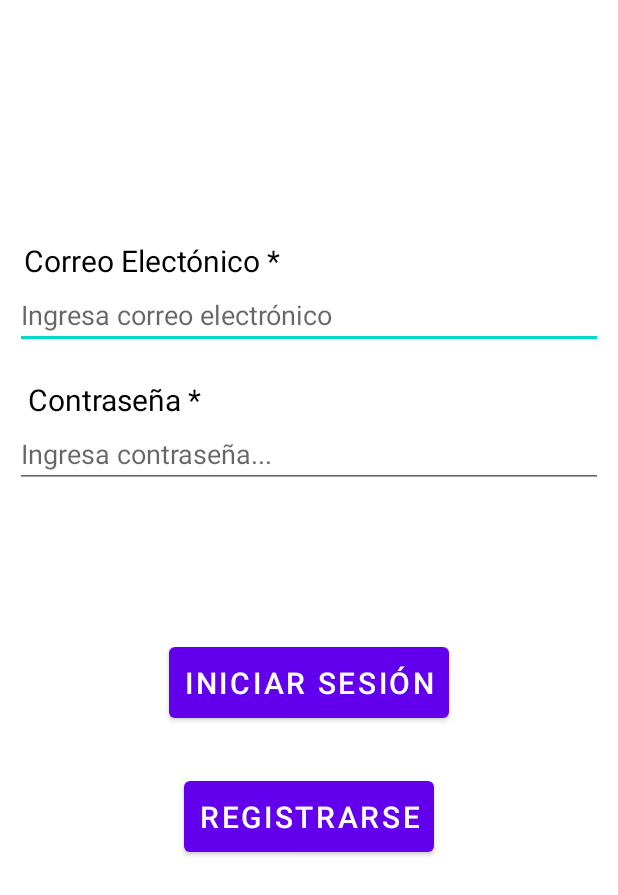
After one commit to lalofcaunam/serviciosocial_app, an Android app: the LoginActivity screen opened directly, with no data from a screen before it, on a phone screen of 412 x 824 dp. The commit adds this screen. Shown: the top 895 px of the screen. Run offline under Robolectric (Android 15) with nearby library versions, the phone set to English and light mode, and no system bars.

Commit message:
SplashScreen, Login Screen

```diff
--- a/front/EstudiaFCA/app/src/main/AndroidManifest.xml
+++ b/front/EstudiaFCA/app/src/main/AndroidManifest.xml
@@ -9,8 +9,10 @@
         android:roundIcon="@mipmap/ic_launcher_round"
         android:supportsRtl="true"
         android:theme="@style/Theme.EstudiaFCA">
+        <activity android:name=".Login.LoginActivity"></activity>
         <activity android:name=".HomeActivity"></activity>
-        <activity android:name=".MainActivity">
+        <activity android:name=".OnBoarding.MainActivity"></activity>
+        <activity android:name=".SplashActivity">
             <intent-filter>
                 <action android:name="android.intent.action.MAIN" />
 
--- /dev/null
+++ b/front/EstudiaFCA/app/src/main/java/com/lalofcaunam/estudiafca/Login/LoginActivity.java
@@ -0,0 +1,16 @@
+package com.lalofcaunam.estudiafca.Login;
+
+import androidx.appcompat.app.AppCompatActivity;
+
+import android.os.Bundle;
+
+import com.lalofcaunam.estudiafca.R;
+
+public class LoginActivity extends AppCompatActivity {
+
+    @Override
+    protected void onCreate(Bundle savedInstanceState) {
+        super.onCreate(savedInstanceState);
+        setContentView(R.layout.activity_login);
+    }
+}
--- a/front/EstudiaFCA/app/src/main/java/com/lalofcaunam/estudiafca/MainActivity.java
+++ b/front/EstudiaFCA/app/src/main/java/com/lalofcaunam/estudiafca/OnBoarding/MainActivity.java
@@ -1,11 +1,9 @@
-package com.lalofcaunam.estudiafca;
+package com.lalofcaunam.estudiafca.OnBoarding;
 
 import androidx.appcompat.app.AppCompatActivity;
 import androidx.core.content.ContextCompat;
-import androidx.viewpager.widget.ViewPager;
 import androidx.viewpager2.widget.ViewPager2;
 
-import android.content.Context;
 import android.content.Intent;
 import android.os.Bundle;
 import android.view.View;
@@ -14,6 +12,9 @@ import android.widget.ImageView;
 import android.widget.LinearLayout;
 
 import com.google.android.material.button.MaterialButton;
+import com.lalofcaunam.estudiafca.HomeActivity;
+import com.lalofcaunam.estudiafca.Login.LoginActivity;
+import com.lalofcaunam.estudiafca.R;
 
 import java.util.ArrayList;
 import java.util.List;
@@ -53,7 +54,7 @@ public class MainActivity extends AppCompatActivity {
                 if(onboardingViewPager.getCurrentItem() + 1 < onBoardingAdapter.getItemCount()){
                     onboardingViewPager.setCurrentItem(onboardingViewPager.getCurrentItem() + 1);
                 } else {
-                    startActivity(new Intent(getApplicationContext(), HomeActivity.class));
+                    startActivity(new Intent(getApplicationContext(), LoginActivity.class));
                     finish();
                 }
             }
--- a/front/EstudiaFCA/app/src/main/java/com/lalofcaunam/estudiafca/OnBoardingAdapter.java
+++ b/front/EstudiaFCA/app/src/main/java/com/lalofcaunam/estudiafca/OnBoarding/OnBoardingAdapter.java
@@ -1,4 +1,4 @@
-package com.lalofcaunam.estudiafca;
+package com.lalofcaunam.estudiafca.OnBoarding;
 
 import android.view.LayoutInflater;
 import android.view.View;
@@ -8,6 +8,8 @@ import android.widget.TextView;
 
 import androidx.annotation.NonNull;
 import androidx.recyclerview.widget.RecyclerView;
+
+import com.lalofcaunam.estudiafca.R;
 
 import java.util.List;
 
--- a/front/EstudiaFCA/app/src/main/java/com/lalofcaunam/estudiafca/OnBoardingItem.java
+++ b/front/EstudiaFCA/app/src/main/java/com/lalofcaunam/estudiafca/OnBoarding/OnBoardingItem.java
@@ -1,4 +1,4 @@
-package com.lalofcaunam.estudiafca;
+package com.lalofcaunam.estudiafca.OnBoarding;
 
 public class OnBoardingItem {
     private int image;
--- /dev/null
+++ b/front/EstudiaFCA/app/src/main/java/com/lalofcaunam/estudiafca/SplashActivity.java
@@ -0,0 +1,29 @@
+package com.lalofcaunam.estudiafca;
+
+import android.content.Intent;
+import android.os.Bundle;
+import android.os.Handler;
+
+import androidx.appcompat.app.AppCompatActivity;
+
+import com.lalofcaunam.estudiafca.OnBoarding.MainActivity;
+
+public class SplashActivity extends AppCompatActivity {
+
+    @Override
+    protected void onCreate(Bundle savedInstanceState) {
+        super.onCreate(savedInstanceState);
+        setContentView(R.layout.splash_screen);
+
+        new Handler().postDelayed(new Runnable() {
+            @Override
+            public void run() {
+                Intent intent = new Intent(SplashActivity.this, MainActivity.class);
+                startActivity(intent);
+                finish();
+            }
+        }, 2000);
+
+    }
+
+}
--- /dev/null
+++ b/front/EstudiaFCA/app/src/main/res/layout/activity_login.xml
@@ -0,0 +1,84 @@
+<?xml version="1.0" encoding="utf-8"?>
+<androidx.constraintlayout.widget.ConstraintLayout xmlns:android="http://schemas.android.com/apk/res/android"
+    xmlns:app="http://schemas.android.com/apk/res-auto"
+    xmlns:tools="http://schemas.android.com/tools"
+    android:layout_width="match_parent"
+    android:layout_height="match_parent"
+    tools:context=".Login.LoginActivity">
+
+
+    <TextView
+        android:id="@+id/textCorreo"
+        android:layout_width="wrap_content"
+        android:layout_height="wrap_content"
+        android:layout_marginLeft="10dp"
+        android:paddingTop="160dp"
+        android:text="Correo Electónico *"
+        android:textColor="@color/black"
+        android:textSize="20sp"
+        app:layout_constraintHorizontal_bias="0.026"
+        app:layout_constraintLeft_toLeftOf="parent"
+        app:layout_constraintRight_toRightOf="parent"
+        app:layout_constraintTop_toTopOf="parent" />
+
+    <EditText
+            android:id="@+id/editTextCorreo"
+            android:layout_width="match_parent"
+            android:layout_height="wrap_content"
+            android:layout_marginHorizontal="10dp"
+            android:hint="Ingresa correo electrónico"
+            app:layout_constraintStart_toStartOf="parent"
+            app:layout_constraintEnd_toEndOf="parent"
+            app:layout_constraintTop_toBottomOf="@+id/textCorreo" />
+
+    <TextView
+        android:id="@+id/textPassword"
+        android:layout_width="wrap_content"
+        android:layout_height="wrap_content"
+        android:layout_marginLeft="10dp"
+        android:text="Contraseña *"
+        android:textColor="@color/black"
+        android:textSize="20sp"
+        android:paddingTop="20dp"
+        app:layout_constraintEnd_toEndOf="parent"
+        app:layout_constraintHorizontal_bias="0.03"
+        app:layout_constraintStart_toStartOf="parent"
+        app:layout_constraintTop_toBottomOf="@+id/editTextCorreo" />
+
+    <EditText
+        android:id="@+id/editTextPassword"
+            android:layout_width="match_parent"
+            android:layout_height="wrap_content"
+            android:layout_marginHorizontal="10dp"
+            android:hint="Ingresa contraseña..."
+            app:layout_constraintStart_toStartOf="parent"
+            app:layout_constraintEnd_toEndOf="parent"
+            app:layout_constraintTop_toBottomOf="@+id/textPassword"/>
+
+    <Button
+        android:id="@+id/btnIniciarSesion"
+        android:layout_width="wrap_content"
+        android:layout_height="wrap_content"
+        android:text="Iniciar Sesión"
+        android:textSize="20sp"
+        android:padding="10dp"
+        android:layout_marginTop="100dp"
+        app:layout_constraintStart_toStartOf="parent"
+        app:layout_constraintEnd_toEndOf="parent"
+        app:layout_constraintTop_toBottomOf="@+id/editTextPassword"
+        />
+    <Button
+        android:id="@+id/btnRegistrarse"
+        android:layout_width="wrap_content"
+        android:layout_height="wrap_content"
+        android:text="Registrarse"
+        android:textSize="20sp"
+        android:padding="10dp"
+        android:layout_marginTop="30dp"
+        app:layout_constraintStart_toStartOf="parent"
+        app:layout_constraintEnd_toEndOf="parent"
+        app:layout_constraintTop_toBottomOf="@+id/btnIniciarSesion"
+        />
+
+
+</androidx.constraintlayout.widget.ConstraintLayout>
--- a/front/EstudiaFCA/app/src/main/res/layout/activity_main.xml
+++ b/front/EstudiaFCA/app/src/main/res/layout/activity_main.xml
@@ -5,7 +5,7 @@
     android:layout_width="match_parent"
     android:layout_height="match_parent"
     android:background="@color/colorBackground"
-    tools:context=".MainActivity">
+    tools:context=".OnBoarding.MainActivity">
 
     <com.google.android.material.button.MaterialButton
         android:id="@+id/buttonOnBoarding"
--- /dev/null
+++ b/front/EstudiaFCA/app/src/main/res/layout/splash_screen.xml
@@ -0,0 +1,7 @@
+<?xml version="1.0" encoding="utf-8"?>
+<LinearLayout xmlns:android="http://schemas.android.com/apk/res/android"
+    android:orientation="vertical" android:layout_width="match_parent"
+    android:layout_height="match_parent"
+    android:background="@drawable/main_background">
+
+</LinearLayout>
```
Also changed, not shown: front/EstudiaFCA/app/src/main/res/drawable/main_background.png (added).
